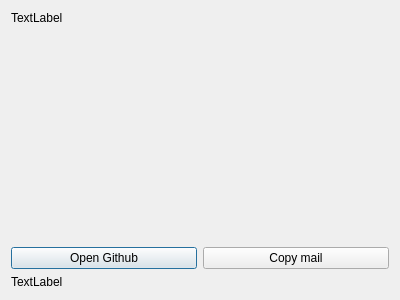
This is src/utils/bug_repo/bug_repo_ui.ui in giacomogroppi/writernote-qt as Qt 5 draws it before an edit. The edited form follows.
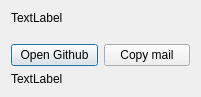
This is the edited form.

Patch:
```diff
--- a/src/utils/bug_repo/bug_repo_ui.ui
+++ b/src/utils/bug_repo/bug_repo_ui.ui
@@ -6,10 +6,16 @@
    <rect>
     <x>0</x>
     <y>0</y>
-    <width>400</width>
-    <height>300</height>
+    <width>201</width>
+    <height>97</height>
    </rect>
   </property>
+  <property name="maximumSize">
+   <size>
+    <width>201</width>
+    <height>97</height>
+   </size>
+  </property>
   <property name="windowTitle">
    <string>Report Issue</string>
   </property>
```
